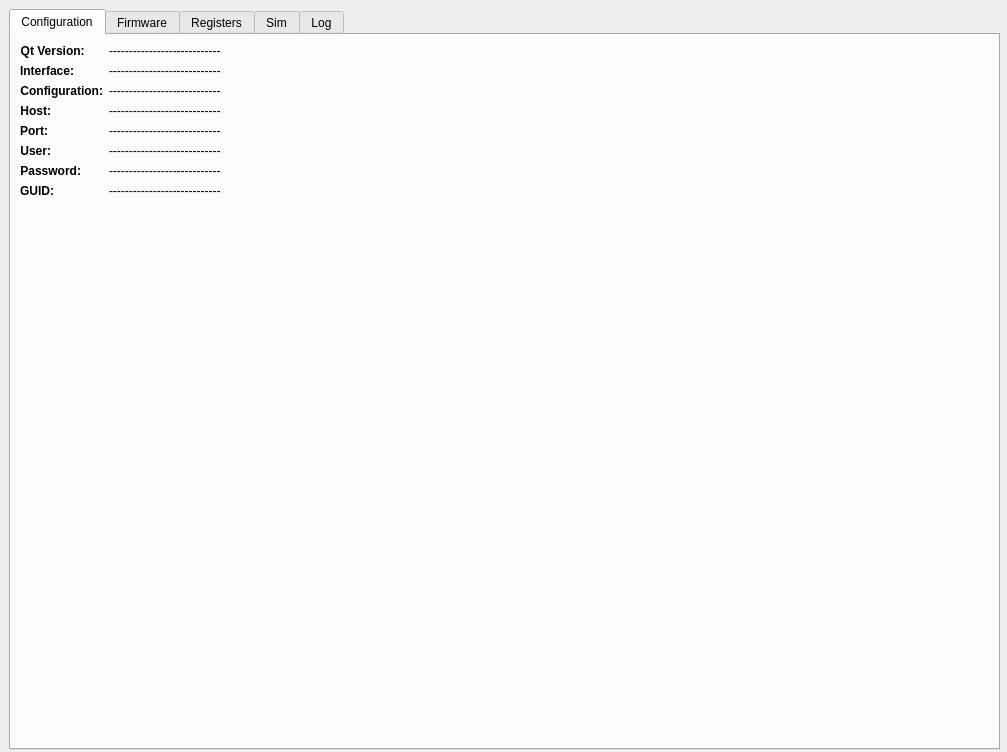
The window that src/mainwindow.ui (grodansparadis/vscp-simulator) describes before a commit, drawn with Qt 5.
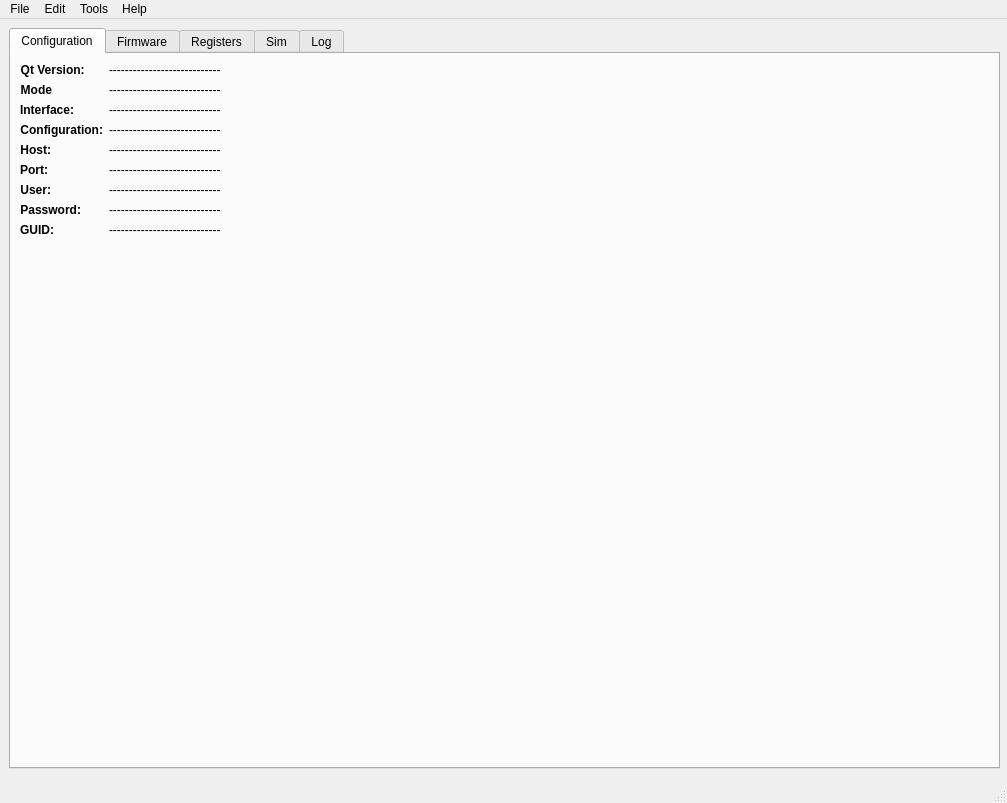
The same window after the commit. The open tabs and pages were chosen to show the change.

```diff
--- a/src/mainwindow.ui
+++ b/src/mainwindow.ui
@@ -7,7 +7,7 @@
     <x>0</x>
     <y>0</y>
     <width>1007</width>
-    <height>752</height>
+    <height>803</height>
    </rect>
   </property>
   <property name="windowTitle">
@@ -67,6 +67,22 @@
            </widget>
           </item>
           <item row="1" column="0">
+           <widget class="QLabel" name="label_10">
+            <property name="font">
+             <font>
+              <weight>75</weight>
+              <bold>true</bold>
+             </font>
+            </property>
+            <property name="text">
+             <string>Mode</string>
+            </property>
+            <property name="alignment">
+             <set>Qt::AlignRight|Qt::AlignTrailing|Qt::AlignVCenter</set>
+            </property>
+           </widget>
+          </item>
+          <item row="2" column="0">
            <widget class="QLabel" name="label_2">
             <property name="font">
              <font>
@@ -82,14 +98,14 @@
             </property>
            </widget>
           </item>
-          <item row="1" column="1">
+          <item row="2" column="1">
            <widget class="QLabel" name="lblInterface">
             <property name="text">
              <string>----------------------------</string>
             </property>
            </widget>
           </item>
-          <item row="2" column="0">
+          <item row="3" column="0">
            <widget class="QLabel" name="label_3">
             <property name="font">
              <font>
@@ -105,14 +121,14 @@
             </property>
            </widget>
           </item>
-          <item row="2" column="1">
+          <item row="3" column="1">
            <widget class="QLabel" name="lblConfiguration">
             <property name="text">
              <string>----------------------------</string>
             </property>
            </widget>
           </item>
-          <item row="3" column="0">
+          <item row="4" column="0">
            <widget class="QLabel" name="label_4">
             <property name="font">
              <font>
@@ -128,14 +144,14 @@
             </property>
            </widget>
           </item>
-          <item row="3" column="1">
+          <item row="4" column="1">
            <widget class="QLabel" name="lblHost">
             <property name="text">
              <string>----------------------------</string>
             </property>
            </widget>
           </item>
-          <item row="4" column="0">
+          <item row="5" column="0">
            <widget class="QLabel" name="label_5">
             <property name="font">
              <font>
@@ -151,14 +167,14 @@
             </property>
            </widget>
           </item>
-          <item row="4" column="1">
+          <item row="5" column="1">
            <widget class="QLabel" name="lblPort">
             <property name="text">
              <string>----------------------------</string>
             </property>
            </widget>
           </item>
-          <item row="5" column="0">
+          <item row="6" column="0">
            <widget class="QLabel" name="label_6">
             <property name="font">
              <font>
@@ -174,14 +190,14 @@
             </property>
            </widget>
           </item>
-          <item row="5" column="1">
+          <item row="6" column="1">
            <widget class="QLabel" name="lblUser">
             <property name="text">
              <string>----------------------------</string>
             </property>
            </widget>
           </item>
-          <item row="6" column="0">
+          <item row="7" column="0">
            <widget class="QLabel" name="label_7">
             <property name="font">
              <font>
@@ -197,14 +213,14 @@
             </property>
            </widget>
           </item>
-          <item row="6" column="1">
+          <item row="7" column="1">
            <widget class="QLabel" name="lblPassword">
             <property name="text">
              <string>----------------------------</string>
             </property>
            </widget>
           </item>
-          <item row="7" column="0">
+          <item row="8" column="0">
            <widget class="QLabel" name="label_8">
             <property name="font">
              <font>
@@ -220,13 +236,20 @@
             </property>
            </widget>
           </item>
-          <item row="7" column="1">
+          <item row="8" column="1">
            <widget class="QLabel" name="lblGuid">
             <property name="text">
              <string>----------------------------</string>
             </property>
            </widget>
           </item>
+          <item row="1" column="1">
+           <widget class="QLabel" name="lblMode">
+            <property name="text">
+             <string>----------------------------</string>
+            </property>
+           </widget>
+          </item>
          </layout>
         </widget>
        </widget>
@@ -992,6 +1015,60 @@
     </layout>
    </widget>
   </widget>
+  <widget class="QMenuBar" name="menuBar">
+   <property name="geometry">
+    <rect>
+     <x>0</x>
+     <y>0</y>
+     <width>1007</width>
+     <height>22</height>
+    </rect>
+   </property>
+   <widget class="QMenu" name="menuFile">
+    <property name="title">
+     <string>File</string>
+    </property>
+    <addaction name="actionExit"/>
+    <addaction name="separator"/>
+   </widget>
+   <widget class="QMenu" name="menuEdit">
+    <property name="title">
+     <string>Edit</string>
+    </property>
+    <addaction name="actionSettings"/>
+   </widget>
+   <widget class="QMenu" name="menuTools">
+    <property name="title">
+     <string>Tools</string>
+    </property>
+   </widget>
+   <widget class="QMenu" name="menuHelp">
+    <property name="title">
+     <string>Help</string>
+    </property>
+    <addaction name="actionAbout"/>
+   </widget>
+   <addaction name="menuFile"/>
+   <addaction name="menuEdit"/>
+   <addaction name="menuTools"/>
+   <addaction name="menuHelp"/>
+  </widget>
+  <widget class="QStatusBar" name="statusBar"/>
+  <action name="actionExit">
+   <property name="text">
+    <string>Exit</string>
+   </property>
+  </action>
+  <action name="actionSettings">
+   <property name="text">
+    <string>Settings...</string>
+   </property>
+  </action>
+  <action name="actionAbout">
+   <property name="text">
+    <string>About</string>
+   </property>
+  </action>
  </widget>
  <resources>
   <include location="../btest.qrc"/>
```
Left out of the diff: 2 changed lines with no effect on the pictures.
